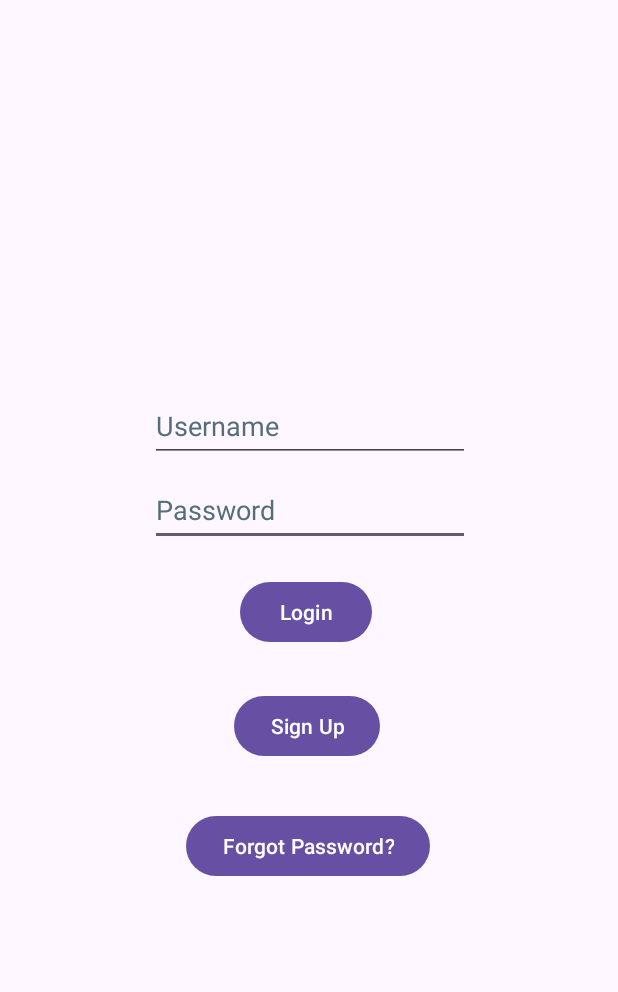
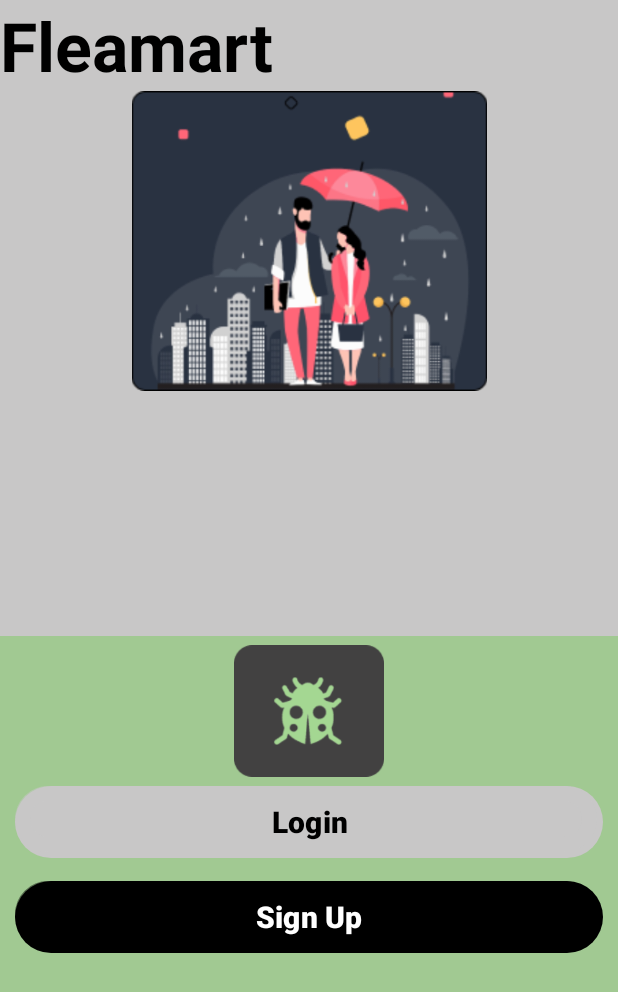
Before and after one commit to jamtheviking/Fleamart, an Android app: the screen it shows after launch (LoginPage before the commit, Landing after it), on a phone screen of 412 x 824 dp. Shown: the top 992 px of the screen. Run offline under Robolectric (Android 15) with nearby library versions, the light colour scheme and no system bars.

Commit message:
combined signup and login activity
Included transition animation
Added styling.

```diff
--- a/app/src/main/java/com/csis3175/fleamart/Landing.java
+++ b/app/src/main/java/com/csis3175/fleamart/Landing.java
@@ -1,14 +1,116 @@
 package com.csis3175.fleamart;
+import androidx.appcompat.app.AppCompatActivity;
+import androidx.transition.*;
+import android.content.Intent;
+import android.os.Bundle;
+import android.util.Log;
+import android.view.*;
+import android.widget.*;
 
-import androidx.appcompat.app.AppCompatActivity;
 
-import android.os.Bundle;
 
 public class Landing extends AppCompatActivity {
+
+    private Scene scene1, scene2;
+    private Transition slideUpTransition;
+    Button btnLogin,btnSignup,btnForgotPassword;
+    EditText username,password;
+    ViewGroup viewRoot;
+    boolean isRootShowing;
+
+
 
     @Override
     protected void onCreate(Bundle savedInstanceState) {
         super.onCreate(savedInstanceState);
         setContentView(R.layout.activity_landing);
+        TransitionConfig();
+        isRootShowing = true;
+
+
+        //root defined as android.R.id.content (topmost view of this activity)
+
     }
+
+    public void TransitionConfig(){
+        viewRoot = findViewById(android.R.id.content);
+//        sceneRoot = Scene.getSceneForLayout(viewRoot, R.layout.activity_landing, this);
+        scene1 = Scene.getSceneForLayout(viewRoot,R.layout.login,this);
+        scene2 = Scene.getSceneForLayout(viewRoot,R.layout.sign_up,this);
+        slideUpTransition = new Slide(Gravity.BOTTOM);
+        slideUpTransition.setDuration(500);
+
+    }
+
+    public void onClickSignup(View v) {
+        btnSignup = findViewById(R.id.btnSignUp);
+        btnSignup.setOnClickListener(new View.OnClickListener() {
+            @Override
+            public void onClick(View v) {
+
+                TransitionManager.go(scene2, slideUpTransition);
+                isRootShowing = false;
+
+            }
+        });
+    }
+
+    public void onClickLogin(View v) {
+        btnLogin = findViewById(R.id.btnLogin);
+        btnLogin.setOnClickListener(new View.OnClickListener() {
+            @Override
+            public void onClick(View v) {
+
+                if (isRootShowing) {
+                    TransitionManager.go(scene1, slideUpTransition);
+                    isRootShowing = false;
+
+                } else {
+                    //collect and validate credential
+                    try {
+                        validateCredential();
+
+                    }
+                    catch (Exception e){
+                        Log.d("Error", "onClick: "+ e);
+                    }
+
+                }
+            }
+        });
+    }
+
+    public void showHomePage(User user){
+        Intent intent = new Intent(this, HomeActivity.class);
+        intent.putExtra("user", user);
+        startActivity(intent);
+
+    }
+
+    public void validateCredential(){
+        EditText username, password;
+
+        username = findViewById(R.id.etUsername);
+        password = findViewById(R.id.etPassword);
+        Users usersDB = new Users(this);
+
+        String un = username.getText().toString();
+        String pw = password.getText().toString();
+
+        User user = usersDB.getUserDetails(un, pw);
+        boolean isValidUser = usersDB.isValidUser(un, pw);
+        usersDB.close();
+
+        if (isValidUser) {
+            showHomePage(user);
+        } else {
+            // Invalid credentials
+            // Display an error message
+            Toast.makeText(this, "Not valid", Toast.LENGTH_SHORT).show();
+        }
+    }
+
+
+
+
 }
--- a/app/src/main/java/com/csis3175/fleamart/LoginPage.java
+++ b/app/src/main/java/com/csis3175/fleamart/LoginPage.java
@@ -20,19 +20,19 @@ public class LoginPage extends AppCompatActivity {
     @Override
     protected void onCreate(Bundle savedInstanceState) {
         super.onCreate(savedInstanceState);
-        setContentView(R.layout.login);
+//        setContentView(R.layout.login);
 
-        username = findViewById(R.id.etUsernameLogin);
-        password = findViewById(R.id.etPasswordLogin);
-        btnSignUp = findViewById(R.id.btnSignUp);
-        btnLogin = findViewById(R.id.btnLogin);
-        btnForgotPassword = findViewById(R.id.btnForgotPassword);
+//        username = findViewById(R.id.etUsernameLogin);
+//        password = findViewById(R.id.etPasswordLogin);
+//        btnSignUp = findViewById(R.id.btnSignUp);
+//        btnLogin = findViewById(R.id.btnLogin);
+//        btnForgotPassword = findViewById(R.id.btnForgotPassword1);
     }
 
-    public void onClickBtnSignUp(View view) {
-        Intent intent = new Intent(this, SignUp.class);
-        startActivity(intent);
-    }
+//    public void onClickBtnSignUp(View view) {
+//        Intent intent = new Intent(this, SignUp.class);
+//        startActivity(intent);
+//    }
 
     public void onClickBtnLogin(View view){
         Users usersDB = new Users(this);
--- a/app/src/main/res/layout/activity_landing.xml
+++ b/app/src/main/res/layout/activity_landing.xml
@@ -26,21 +26,14 @@
         app:layout_constraintStart_toStartOf="parent"
         app:layout_constraintTop_toBottomOf="@id/appTitle" />
 
-    <ImageView
-        android:id="@+id/logo"
-        android:layout_width="100dp"
-        android:layout_height="100dp"
-        android:elevation="10dp"
-        android:src="@drawable/logo"
-        app:layout_constraintEnd_toEndOf="parent"
-        app:layout_constraintStart_toStartOf="parent"
-        app:layout_constraintTop_toTopOf="@id/guideline" />
+
 
     <LinearLayout
         android:id="@+id/topPanel"
         android:layout_width="match_parent"
-        android:layout_height="300dp"
+        android:layout_height="400dp"
         android:orientation="vertical"
+
         app:layout_constraintEnd_toEndOf="parent"
         app:layout_constraintHorizontal_bias="0.0"
         app:layout_constraintStart_toStartOf="parent"
@@ -48,51 +41,84 @@
 
     </LinearLayout>
 
-    <androidx.cardview.widget.CardView
-        android:layout_width="0dp"
-        android:layout_height="0dp"
-        android:background="@drawable/custom_cardview"
-        app:cardBackgroundColor="@color/green"
+
+
+    <RelativeLayout
+        android:layout_width="match_parent"
+        android:layout_height="400dp"
+        android:background="@color/green"
         app:layout_constraintBottom_toBottomOf="parent"
-        app:layout_constraintEnd_toEndOf="parent"
-        app:layout_constraintStart_toStartOf="parent"
-        app:layout_constraintTop_toBottomOf="@id/topPanel">
+        android:paddingHorizontal="10dp">
 
-        <LinearLayout
-            android:layout_width="350dp"
-            android:layout_height="wrap_content"
-            android:layout_gravity="center_horizontal"
-            android:layout_marginTop="150dp"
-            android:orientation="vertical"
-            android:weightSum="5"
-            app:layout_constraintEnd_toEndOf="parent"
-            app:layout_constraintStart_toStartOf="parent">
+        <ImageView
+            android:id="@+id/logo"
+            android:layout_width="100dp"
+            android:layout_height="100dp"
+            android:elevation="10dp"
+            android:src="@drawable/logo"
+            android:layout_centerHorizontal="true"
+            />
 
         <Button
             android:id="@+id/btnLogin"
             style="@style/button_style_gray"
             android:layout_width="match_parent"
             android:layout_marginBottom="15dp"
-                android:layout_weight="1"
-                android:onClick="switchScene"
-                android:text="@string/btnLogin" />
+            android:text="@string/btnLogin"
+            android:onClick="onClickLogin"
+            android:layout_below="@id/logo"/>
 
         <Button
             android:id="@+id/btnSignUp"
             style="@style/button_style"
             android:layout_width="match_parent"
             android:layout_marginBottom="15dp"
-                android:layout_weight="1"
             android:backgroundTint="@color/black"
-                android:text="@string/btnSignUp" />
+            android:text="@string/btnSignUp"
+            android:onClick="onClickSignup"
+            android:layout_below="@id/btnLogin"/>
 
-        </LinearLayout>
-    </androidx.cardview.widget.CardView>
+    </RelativeLayout>
 
-    <androidx.constraintlayout.widget.Guideline
-        android:id="@+id/guideline"
-        android:layout_width="wrap_content"
-        android:layout_height="wrap_content"
-        android:orientation="horizontal"
-        app:layout_constraintGuide_end="448dp" />
+<!--    <androidx.cardview.widget.CardView-->
+<!--        android:layout_width="0dp"-->
+<!--        android:layout_height="0dp"-->
+<!--        android:background="@drawable/custom_cardview"-->
+<!--        app:cardBackgroundColor="@color/green"-->
+<!--        app:layout_constraintBottom_toBottomOf="parent"-->
+<!--        app:layout_constraintEnd_toEndOf="parent"-->
+<!--        app:layout_constraintStart_toStartOf="parent"-->
+<!--        app:layout_constraintTop_toBottomOf="@id/topPanel">-->
+
+<!--        <LinearLayout-->
+<!--            android:layout_width="350dp"-->
+<!--            android:layout_height="wrap_content"-->
+<!--            android:layout_gravity="center_horizontal"-->
+<!--            android:layout_marginTop="150dp"-->
+<!--            android:orientation="vertical"-->
+<!--            android:weightSum="5"-->
+<!--            app:layout_constraintEnd_toEndOf="parent"-->
+<!--            app:layout_constraintStart_toStartOf="parent">-->
+
+<!--            <Button-->
+<!--                android:id="@+id/btnLogin"-->
+<!--                style="@style/button_style_gray"-->
+<!--                android:layout_width="match_parent"-->
+<!--                android:layout_marginBottom="15dp"-->
+<!--                android:layout_weight="1"-->
+<!--                android:text="@string/btnLogin" />-->
+
+<!--            <Button-->
+<!--                android:id="@+id/btnSignUp"-->
+<!--                style="@style/button_style"-->
+<!--                android:layout_width="match_parent"-->
+<!--                android:layout_marginBottom="15dp"-->
+<!--                android:layout_weight="1"-->
+<!--                android:backgroundTint="@color/black"-->
+<!--                android:text="@string/btnSignUp" />-->
+
+<!--        </LinearLayout>-->
+<!--    </androidx.cardview.widget.CardView>-->
+
+
 </androidx.constraintlayout.widget.ConstraintLayout>
--- a/app/src/main/res/layout/login.xml
+++ b/app/src/main/res/layout/login.xml
@@ -4,91 +4,130 @@
     xmlns:tools="http://schemas.android.com/tools"
     android:layout_width="match_parent"
     android:layout_height="match_parent"
-    tools:context=".LoginPage">
+    android:background="@color/silver"
+    tools:context=".Landing">
 
-    <androidx.constraintlayout.widget.ConstraintLayout
+    <ImageView
+        android:id="@+id/logo"
+        android:layout_width="100dp"
+        android:layout_height="100dp"
+        android:contentDescription="@string/imgLogo"
+        android:src="@drawable/logo"
+        app:layout_constraintStart_toStartOf="parent"
+        android:layout_marginLeft="10dp"
+        app:layout_constraintTop_toTopOf="@id/guideline"
+        android:elevation="10dp"
+
+        />
+
+    <LinearLayout
+        android:id="@+id/topPanel"
         android:layout_width="match_parent"
-        android:layout_height="match_parent"
-        tools:context=".LoginPage"
-        tools:layout_editor_absoluteX="0dp"
-        tools:layout_editor_absoluteY="0dp">
+        android:layout_height="150dp"
+        android:orientation="vertical"
+        app:layout_constraintEnd_toEndOf="parent"
+        app:layout_constraintStart_toStartOf="parent"
+        app:layout_constraintTop_toTopOf="parent">
+
+
+    </LinearLayout>
+
+    <androidx.cardview.widget.CardView
+        android:layout_width="0dp"
+        android:layout_height="0dp"
+        android:background="@drawable/custom_cardview"
+        app:cardBackgroundColor="@color/green"
+        app:layout_constraintBottom_toBottomOf="parent"
+        app:layout_constraintEnd_toEndOf="parent"
+        app:layout_constraintStart_toStartOf="parent"
+        app:layout_constraintTop_toBottomOf="@id/topPanel">
+
+        <LinearLayout
+            android:layout_width="350dp"
+            android:layout_height="wrap_content"
+            android:layout_gravity="center_horizontal"
+            android:layout_marginTop="150dp"
+            android:orientation="vertical"
+            android:weightSum="5"
+            app:layout_constraintEnd_toEndOf="parent"
+            app:layout_constraintStart_toStartOf="parent">
+
+            <EditText
+                android:id="@+id/etUsername"
+                style="@style/edit_text_black"
+                android:layout_width="match_parent"
+                android:layout_height="48dp"
+                android:layout_marginBottom="10dp"
+                android:inputType="text"
+                android:layout_weight="1"
+                android:hint="@string/etUsername"
+                android:importantForAutofill="no" />
+
+            <EditText
+                android:id="@+id/etPassword"
+                style="@style/edit_text_black"
+                android:layout_width="match_parent"
+                android:layout_height="48dp"
+                android:layout_marginBottom="15dp"
+                android:layout_weight="1"
+                android:hint="@string/etPassword"
+                android:importantForAutofill="no"
+                android:inputType="textPassword" />
 
             <Button
                 android:id="@+id/btnLogin"
+                style="@style/button_style_gray"
+                android:layout_width="match_parent"
+                android:layout_marginBottom="15dp"
+                android:layout_weight="1"
+                android:backgroundTint="@color/silver"
+                android:text="@string/btnLogin"
+                android:onClick="onClickLogin"/>
+
+            <!--            <Button-->
+            <!--                android:id="@+id/btnSignUp"-->
+            <!--                style="@style/button_style"-->
+            <!--                android:layout_width="match_parent"-->
+            <!--                android:layout_marginBottom="15dp"-->
+            <!--                android:layout_weight="1"-->
+            <!--                android:text="@string/btnSignUp" />-->
+
+            <!--            <Button-->
+            <!--                android:id="@+id/btnForgotPassword"-->
+            <!--                style="@style/button_style"-->
+            <!--                android:layout_width="match_parent"-->
+            <!--                android:layout_weight="1"-->
+
+            <!--                android:text="@string/btnForgotPassword" />-->
+            <TextView
+                android:id="@+id/txtForgotPassword"
+                android:text="@string/btnForgotPassword"
                 android:layout_width="wrap_content"
                 android:layout_height="wrap_content"
-            android:layout_marginStart="160dp"
-            android:layout_marginTop="20dp"
-            android:onClick="onClickBtnLogin"
-            android:text="@string/btnLogin"
-            app:layout_constraintStart_toStartOf="parent"
-            app:layout_constraintTop_toBottomOf="@+id/etPasswordLogin" />
-
-        <EditText
-            android:id="@+id/etPasswordLogin"
-            android:layout_width="wrap_content"
-            android:layout_height="wrap_content"
-            android:layout_marginStart="100dp"
-            android:layout_marginTop="8dp"
-            android:ems="10"
-            android:hint="@string/etPassword"
-            android:importantForAutofill="no"
-            android:inputType="textPassword"
-            android:minHeight="48dp"
-            android:textColorHint="#546E7A"
-            app:layout_constraintStart_toStartOf="parent"
-            app:layout_constraintTop_toBottomOf="@+id/etUsernameLogin" />
-
-        <EditText
-            android:id="@+id/etUsernameLogin"
-            android:layout_width="wrap_content"
-            android:layout_height="wrap_content"
-            android:layout_marginStart="100dp"
-            android:layout_marginTop="260dp"
-            android:ems="10"
-            android:hint="@string/etUsername"
-            android:importantForAutofill="no"
-            android:inputType="text"
-            android:minHeight="48dp"
-            android:textColorHint="#546E7A"
-            app:layout_constraintStart_toStartOf="parent"
-            app:layout_constraintTop_toTopOf="parent" />
-
-        <ImageView
-            android:id="@+id/imageView"
-            android:layout_width="wrap_content"
-            android:layout_height="wrap_content"
-            android:layout_marginStart="141dp"
-            android:contentDescription="@string/imgLogo"
-            app:layout_constraintBottom_toTopOf="@+id/etUsernameLogin"
-            app:layout_constraintEnd_toEndOf="parent"
-            app:layout_constraintHorizontal_bias="0.0"
-            app:layout_constraintStart_toStartOf="parent"
-            app:layout_constraintTop_toTopOf="parent"
-            app:layout_constraintVertical_bias="0.814"
-            tools:ignore="ImageContrastCheck"
-            tools:srcCompat="@tools:sample/avatars" />
+                android:layout_gravity="center"
+                android:textSize="15sp"
+                />
 
             <Button
                 android:id="@+id/btnSignUp"
+                style="@style/button_style_gray"
+                android:text="@string/btnSignUp"
                 android:layout_width="wrap_content"
                 android:layout_height="wrap_content"
-            android:layout_marginStart="156dp"
-            android:layout_marginTop="28dp"
-            android:onClick="onClickBtnSignUp"
-            android:text="@string/btnSignUp"
-            app:layout_constraintStart_toStartOf="parent"
-            app:layout_constraintTop_toBottomOf="@+id/btnLogin" />
+                android:onClick="onClickSignup"/>
 
-        <Button
-            android:id="@+id/btnForgotPassword"
+
+
+
+        </LinearLayout>
+
+    </androidx.cardview.widget.CardView>
+
+    <androidx.constraintlayout.widget.Guideline
+        android:id="@+id/guideline"
         android:layout_width="wrap_content"
         android:layout_height="wrap_content"
-            android:layout_marginStart="124dp"
-            android:layout_marginTop="32dp"
-            android:text="@string/btnForgotPassword"
-            app:layout_constraintStart_toStartOf="parent"
-            app:layout_constraintTop_toBottomOf="@+id/btnSignUp" />
-    </androidx.constraintlayout.widget.ConstraintLayout>
+        android:orientation="horizontal"
+        app:layout_constraintGuide_begin="101dp" />
 
 </androidx.constraintlayout.widget.ConstraintLayout>
```
Also changed, not shown: app/src/main/AndroidManifest.xml (+4 -3 lines), app/src/main/res/layout/sign_up.xml (+7 -0 lines). Lines whose indentation alone changed are shown as unchanged.
